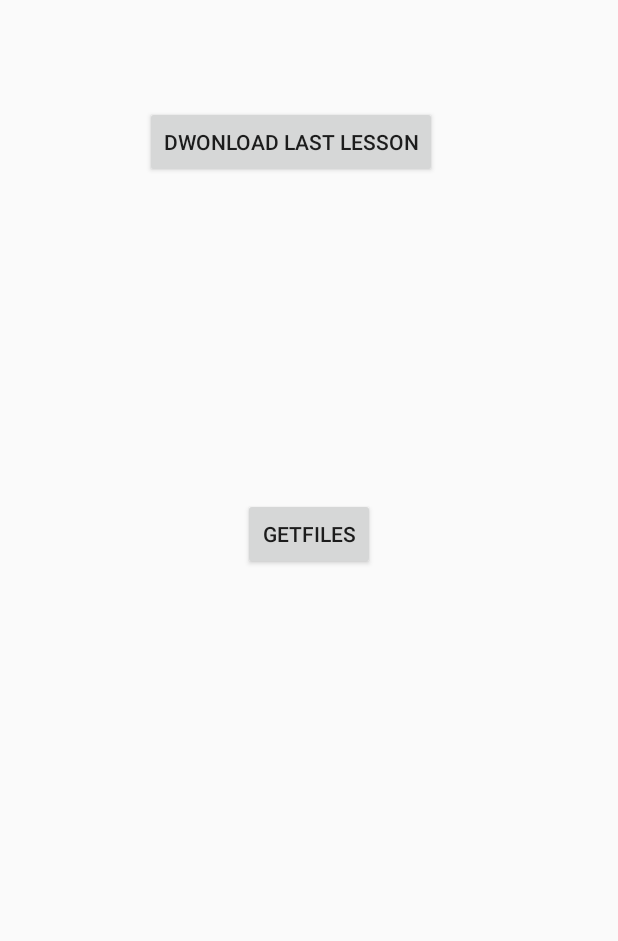
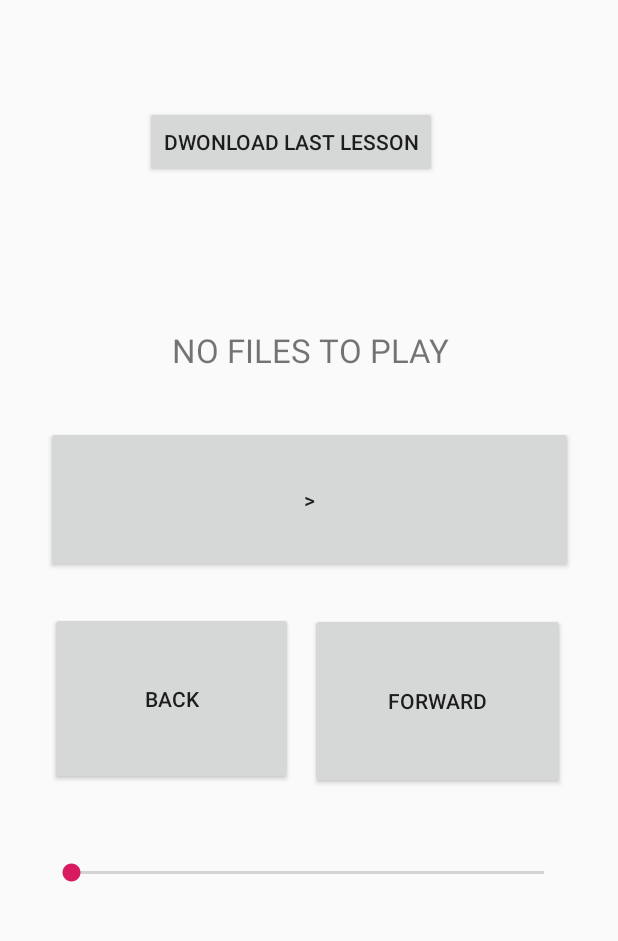
Before and after one commit to moziel1234/gmara-for-drivers, an Android app: the screen it shows after launch (MainActivity), on a phone screen of 412 x 824 dp, the part 84-1025 px from its top. Run offline under Robolectric (Android 15) with nearby library versions, the phone set to English and light mode, and no system bars.

Commit message:
Add player buttons

```diff
--- a/app/src/main/res/layout/content_main.xml
+++ b/app/src/main/res/layout/content_main.xml
@@ -9,7 +9,7 @@
     tools:showIn="@layout/activity_main">
 
     <Button
-        android:id="@+id/button"
+        android:id="@+id/btnDownloadLastLesson"
         android:layout_width="wrap_content"
         android:layout_height="wrap_content"
         android:onClick="DownloadLastLesson"
@@ -20,16 +20,66 @@
         app:layout_constraintRight_toRightOf="parent"
         app:layout_constraintTop_toTopOf="parent"
         app:layout_constraintVertical_bias="0.163" />
+
     <Button
-        android:id="@+id/btnGetFiles"
-        android:layout_width="wrap_content"
-        android:layout_height="wrap_content"
-        android:text="getFiles"
-        app:layout_constraintBottom_toBottomOf="parent"
+        android:id="@+id/btnPlayPause"
+        android:layout_width="351dp"
+        android:layout_height="98dp"
+        android:layout_marginTop="340dp"
+        android:text=">"
         app:layout_constraintLeft_toLeftOf="parent"
         app:layout_constraintRight_toRightOf="parent"
         app:layout_constraintTop_toTopOf="parent" />
 
+    <Button
+        android:id="@+id/btnForward"
+        android:layout_width="170dp"
+        android:layout_height="117dp"
+        android:layout_marginTop="24dp"
+        android:text="Forward"
+        app:layout_constraintBottom_toBottomOf="@+id/btnBack"
+        app:layout_constraintEnd_toEndOf="@+id/btnPlayPause"
+        app:layout_constraintHorizontal_bias="0.692"
+        app:layout_constraintStart_toEndOf="@+id/btnBack"
+        app:layout_constraintTop_toTopOf="@+id/btnBack"
+        app:layout_constraintVertical_bias="0.923" />
+
+    <SeekBar
+        android:id="@+id/seekBar"
+        android:layout_width="347dp"
+        android:layout_height="51dp"
+        android:layout_marginTop="33dp"
+        app:layout_constraintBottom_toBottomOf="parent"
+        app:layout_constraintEnd_toEndOf="@+id/btnForward"
+        app:layout_constraintStart_toStartOf="@+id/btnBack"
+        app:layout_constraintTop_toBottomOf="@+id/btnBack"
+        app:layout_constraintVertical_bias="0.0" />
+
+    <Button
+        android:id="@+id/btnBack"
+        android:layout_width="162dp"
+        android:layout_height="115dp"
+        android:layout_marginTop="26dp"
+        android:text="Back"
+        app:layout_constraintBottom_toBottomOf="parent"
+        app:layout_constraintEnd_toEndOf="parent"
+        app:layout_constraintHorizontal_bias="0.013"
+        app:layout_constraintStart_toStartOf="@+id/btnPlayPause"
+        app:layout_constraintTop_toBottomOf="@+id/btnPlayPause"
+        app:layout_constraintVertical_bias="0.0" />
+
+    <TextView
+        android:id="@+id/textView"
+        android:layout_width="348dp"
+        android:layout_height="65dp"
+        android:layout_marginTop="64dp"
+        android:gravity="center"
+        android:text="NO FILES TO PLAY"
+        android:textSize="22dp"
+        app:layout_constraintBottom_toTopOf="@+id/btnPlayPause"
+        app:layout_constraintEnd_toEndOf="@+id/btnPlayPause"
+        app:layout_constraintStart_toStartOf="@+id/btnPlayPause"
+        app:layout_constraintTop_toBottomOf="@+id/btnDownloadLastLesson" />
 
 
 </androidx.constraintlayout.widget.ConstraintLayout>
```
